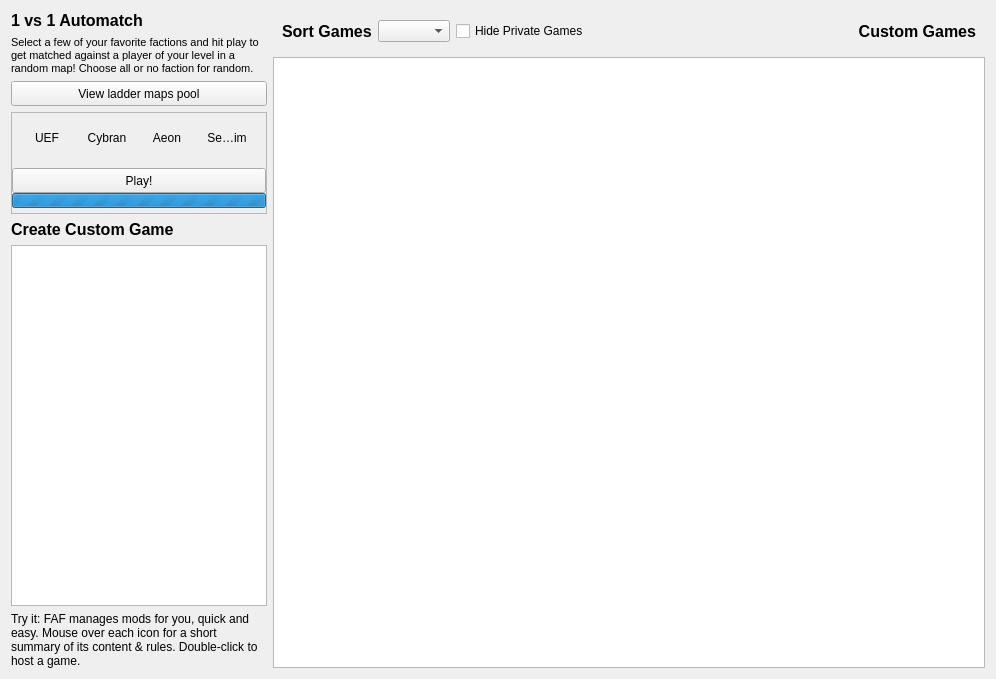
Old version of the form res/games/games.ui in the repository FAForever/client.
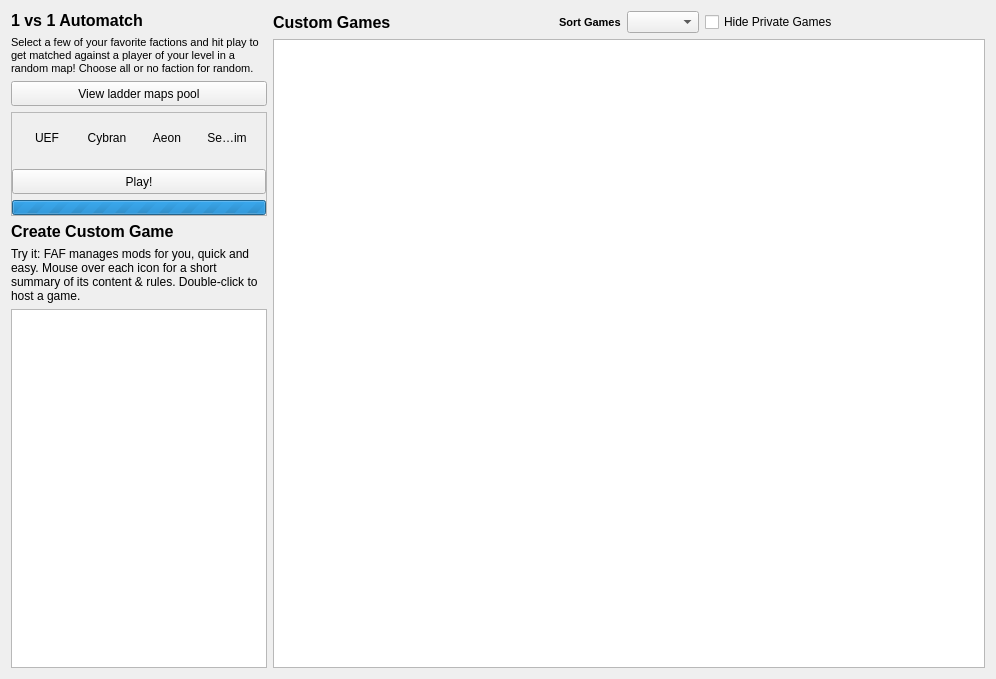
New version of the form.

Commit message:
refine style and layout of games.ui
info to Create Custom Game below title, like ladder
Custom Game title to the left
match back and hover colors
style search progress bar

Diff of the .ui file:
```diff
--- a/res/games/games.ui
+++ b/res/games/games.ui
@@ -32,6 +32,9 @@
       <number>0</number>
      </property>
      <layout class="QVBoxLayout" name="verticalLayout_2">
+      <property name="spacing">
+       <number>6</number>
+      </property>
       <property name="margin">
        <number>0</number>
       </property>
@@ -47,6 +50,40 @@
          <number>0</number>
         </property>
         <layout class="QHBoxLayout" name="gameListHeaderLayout">
+         <property name="spacing">
+          <number>6</number>
+         </property>
+         <property name="margin">
+          <number>0</number>
+         </property>
+         <item>
+          <widget class="QLabel" name="labelJoinGame">
+           <property name="palette">
+            <palette>
+             <active/>
+             <inactive/>
+             <disabled/>
+            </palette>
+           </property>
+           <property name="font">
+            <font>
+             <family>Segoe UI</family>
+             <pointsize>12</pointsize>
+             <weight>75</weight>
+             <bold>true</bold>
+            </font>
+           </property>
+           <property name="text">
+            <string>Custom Games</string>
+           </property>
+           <property name="margin">
+            <number>0</number>
+           </property>
+           <property name="indent">
+            <number>0</number>
+           </property>
+          </widget>
+         </item>
          <item>
           <widget class="QLabel" name="labelSortGames">
            <property name="sizePolicy">
@@ -65,7 +102,7 @@
            <property name="font">
             <font>
              <family>Segoe UI</family>
-             <pointsize>12</pointsize>
+             <pointsize>8</pointsize>
              <weight>75</weight>
              <bold>true</bold>
             </font>
@@ -98,31 +135,6 @@
            </property>
           </widget>
          </item>
-         <item>
-          <widget class="QLabel" name="labelJoinGame">
-           <property name="palette">
-            <palette>
-             <active/>
-             <inactive/>
-             <disabled/>
-            </palette>
-           </property>
-           <property name="font">
-            <font>
-             <family>Segoe UI</family>
-             <pointsize>12</pointsize>
-             <weight>75</weight>
-             <bold>true</bold>
-            </font>
-           </property>
-           <property name="text">
-            <string>Custom Games</string>
-           </property>
-           <property name="alignment">
-            <set>Qt::AlignRight|Qt::AlignTrailing|Qt::AlignVCenter</set>
-           </property>
-          </widget>
-         </item>
         </layout>
        </widget>
       </item>
@@ -181,6 +193,9 @@
       <number>0</number>
      </property>
      <layout class="QVBoxLayout" name="verticalLayout">
+      <property name="spacing">
+       <number>6</number>
+      </property>
       <property name="margin">
        <number>0</number>
       </property>
@@ -271,10 +286,13 @@
          <property name="margin">
           <number>0</number>
          </property>
-         <property name="spacing">
+         <property name="horizontalSpacing">
           <number>0</number>
          </property>
-         <item row="4" column="0">
+         <property name="verticalSpacing">
+          <number>6</number>
+         </property>
+         <item row="3" column="0">
           <widget class="QProgressBar" name="searchProgress">
            <property name="font">
             <font>
@@ -301,22 +319,6 @@
            </property>
           </widget>
          </item>
-         <item row="5" column="0">
-          <spacer name="verticalSpacer">
-           <property name="orientation">
-            <enum>Qt::Vertical</enum>
-           </property>
-           <property name="sizeType">
-            <enum>QSizePolicy::Minimum</enum>
-           </property>
-           <property name="sizeHint" stdset="0">
-            <size>
-             <width>5</width>
-             <height>5</height>
-            </size>
-           </property>
-          </spacer>
-         </item>
          <item row="1" column="0">
           <layout class="QHBoxLayout" name="horizontalLayout_2">
            <property name="spacing">
@@ -532,7 +534,7 @@
            </item>
           </layout>
          </item>
-         <item row="3" column="0">
+         <item row="2" column="0">
           <widget class="QToolButton" name="rankedPlay">
            <property name="sizePolicy">
             <sizepolicy hsizetype="Expanding" vsizetype="Fixed">
@@ -566,22 +568,6 @@
            </property>
           </widget>
          </item>
-         <item row="2" column="0">
-          <spacer name="verticalSpacer_2">
-           <property name="orientation">
-            <enum>Qt::Vertical</enum>
-           </property>
-           <property name="sizeType">
-            <enum>QSizePolicy::Fixed</enum>
-           </property>
-           <property name="sizeHint" stdset="0">
-            <size>
-             <width>20</width>
-             <height>5</height>
-            </size>
-           </property>
-          </spacer>
-         </item>
         </layout>
        </widget>
       </item>
@@ -600,6 +586,16 @@
         </property>
        </widget>
       </item>
+      <item>
+       <widget class="QLabel" name="labelModHint">
+        <property name="text">
+         <string>&lt;html&gt;&lt;head/&gt;&lt;body&gt;&lt;p&gt;Try it: FAF manages mods for you, quick and easy. Mouse over each icon for a short summary of its content &amp;amp; rules. Double-click to host a game.&lt;/p&gt;&lt;/body&gt;&lt;/html&gt;</string>
+        </property>
+        <property name="wordWrap">
+         <bool>true</bool>
+        </property>
+       </widget>
+      </item>
       <item>
        <widget class="QListWidget" name="modList">
         <property name="sizePolicy">
@@ -649,16 +645,6 @@
         </property>
        </widget>
       </item>
-      <item>
-       <widget class="QLabel" name="labelModHint">
-        <property name="text">
-         <string>&lt;html&gt;&lt;head/&gt;&lt;body&gt;&lt;p&gt;Try it: FAF manages mods for you, quick and easy. Mouse over each icon for a short summary of its content &amp;amp; rules. Double-click to host a game.&lt;/p&gt;&lt;/body&gt;&lt;/html&gt;</string>
-        </property>
-        <property name="wordWrap">
-         <bool>true</bool>
-        </property>
-       </widget>
-      </item>
      </layout>
     </widget>
    </item>
```
The commit also changes 1 other file.
